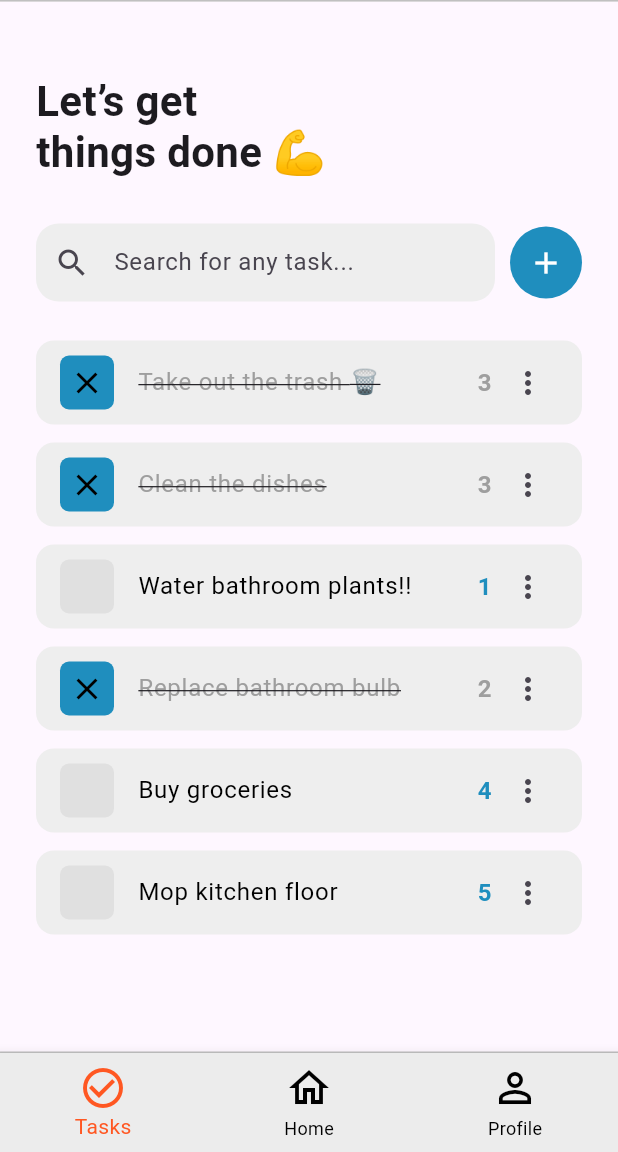
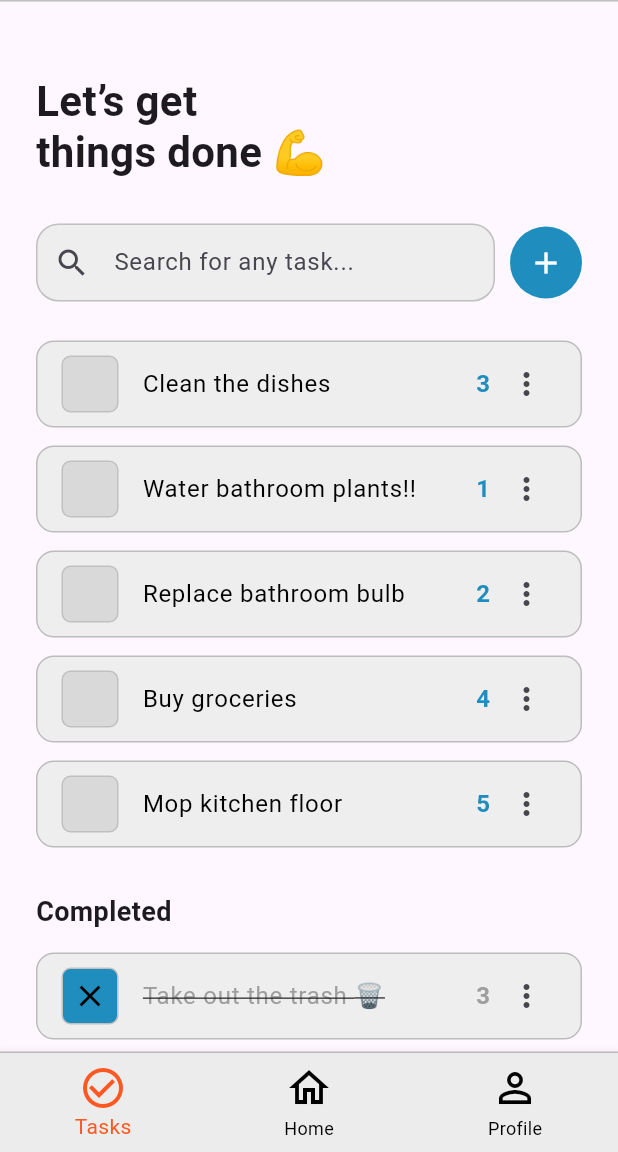
Before and after one commit to simaopsbarbosa/Udunnit, a Flutter app: the screen it shows after launch, after a tap on the "circle" icon, on a phone screen of 412 x 824 dp, the part 84-1236 px from its top. Run offline on Flutter 3.47's test engine with Material 3 defaults, Android fonts, the phone set to English and light mode, and no system bars; network calls fail.

Commit message:
added border and consistent design

```diff
--- a/lib/screens/tasks_screen.dart
+++ b/lib/screens/tasks_screen.dart
@@ -18,18 +18,27 @@ class TasksScreen extends StatefulWidget {
 class TasksScreenState extends State<TasksScreen> {
   List<Task> allTasks = [
     Task(title: 'Take out the trash 🗑️', points: 3),
-    Task(title: 'Clean the dishes', points: 3, isCompleted: true),
+    Task(title: 'Clean the dishes', points: 3),
     Task(title: 'Water bathroom plants!!', points: 1),
-    Task(title: 'Replace bathroom bulb', points: 2, isCompleted: true),
+    Task(title: 'Replace bathroom bulb', points: 2),
     Task(title: 'Buy groceries', points: 4),
     Task(title: 'Mop kitchen floor', points: 5),
   ];
 
   String searchQuery = '';
 
+  void _toggleTask(Task task) async {
+    setState(() {
+      task.isCompleted = true;
+    });
+
+    await Future.delayed(const Duration(milliseconds: 400));
+    setState(() {});
+  }
+
   @override
   Widget build(BuildContext context) {
-    List<Task> visibleTasks =
+    final filteredTasks =
         allTasks
             .where(
               (task) =>
@@ -37,21 +46,25 @@ class TasksScreenState extends State<TasksScreen> {
             )
             .toList();
 
+    final activeTasks =
+        filteredTasks.where((task) => !task.isCompleted).toList();
+    final completedTasks =
+        filteredTasks.where((task) => task.isCompleted).toList();
+
     return Padding(
       padding: const EdgeInsets.symmetric(horizontal: 24.0),
-
       child: Column(
         crossAxisAlignment: CrossAxisAlignment.start,
         children: [
           const SizedBox(height: 40),
-          Padding(
-            padding: const EdgeInsets.symmetric(vertical: 10.0),
-            child: const Text(
+          const Padding(
+            padding: EdgeInsets.symmetric(vertical: 10.0),
+            child: Text(
               "Let’s get\nthings done 💪",
               style: TextStyle(
                 fontSize: 28,
                 fontWeight: FontWeight.bold,
-                height: 1.2, // Adjusted line spacing
+                height: 1.2,
               ),
             ),
           ),
@@ -60,9 +73,7 @@ class TasksScreenState extends State<TasksScreen> {
             children: [
               Expanded(
                 child: TextField(
-                  onChanged: (value) {
-                    setState(() => searchQuery = value);
-                  },
+                  onChanged: (value) => setState(() => searchQuery = value),
                   decoration: InputDecoration(
                     hintText: "Search for any task...",
                     prefixIcon: const Icon(Icons.search),
@@ -71,13 +82,25 @@ class TasksScreenState extends State<TasksScreen> {
                     contentPadding: const EdgeInsets.symmetric(vertical: 14),
                     border: OutlineInputBorder(
                       borderRadius: BorderRadius.circular(15),
-
-                      borderSide: BorderSide.none,
+                      borderSide: const BorderSide(color: Color(0xFFC0C0C0)),
+                    ),
+                    enabledBorder: OutlineInputBorder(
+                      borderRadius: BorderRadius.circular(15),
+                      borderSide: const BorderSide(
+                        color: Color(0xFFC0C0C0),
+                        width: 1,
+                      ),
+                    ),
+                    focusedBorder: OutlineInputBorder(
+                      borderRadius: BorderRadius.circular(15),
+                      borderSide: const BorderSide(
+                        color: Color(0xFFC0C0C0),
+                        width: 2,
                       ),
                     ),
                   ),
                 ),
-
+              ),
               const SizedBox(width: 10),
               Container(
                 decoration: const BoxDecoration(
@@ -85,58 +108,68 @@ class TasksScreenState extends State<TasksScreen> {
                   shape: BoxShape.circle,
                 ),
                 child: IconButton(
-                  onPressed: () {
-                    // Placeholder for now
-                  },
+                  onPressed: () {},
                   icon: const Icon(Icons.add, color: Colors.white),
                 ),
               ),
             ],
           ),
+          const SizedBox(height: 20),
+          Expanded(
+            child: AnimatedListWrapper(
+              activeTasks: activeTasks,
+              completedTasks: completedTasks,
+              buildTile: _buildTaskTile,
+            ),
+          ),
+        ],
+      ),
+    );
+  }
 
-          const SizedBox(height: 20),
-
-          Expanded(
-            child: ListView.builder(
-              itemCount: visibleTasks.length,
-              itemBuilder: (context, index) {
-                final task = visibleTasks[index];
-                return Padding(
+  Widget _buildTaskTile(Task task, bool isCompletedSection) {
+    return AnimatedSwitcher(
+      duration: const Duration(milliseconds: 300),
+      transitionBuilder: (child, animation) {
+        return ScaleTransition(
+          scale: CurvedAnimation(parent: animation, curve: Curves.easeOutBack),
+          child: FadeTransition(opacity: animation, child: child),
+        );
+      },
+      child: Padding(
+        key: ValueKey('${task.title}_${task.isCompleted}'),
         padding: const EdgeInsets.symmetric(vertical: 6.0),
         child: Container(
           decoration: BoxDecoration(
             color: Colors.grey[200],
             borderRadius: BorderRadius.circular(12),
+            border: Border.all(
+              color: Colors.grey[400]!,
+              width: 1,
+            ), // Added border
           ),
           child: ListTile(
             leading: GestureDetector(
               onTap: () {
-                          setState(() {
-                            task.isCompleted = !task.isCompleted;
-                          });
+                if (!task.isCompleted) {
+                  _toggleTask(task);
+                }
               },
               child: Container(
                 padding: const EdgeInsets.all(6),
-
                 decoration: BoxDecoration(
+                  border: Border.all(color: Color(0xFFC0C0C0), width: 1),
                   color:
-                                task.isCompleted
-                                    ? const Color(0xFF1F8EBE)
-                                    : Colors.grey[300],
-
+                      task.isCompleted ? Color(0xFF1F8EBE) : Color(0xFFD9D9D9),
                   borderRadius: BorderRadius.circular(6),
                 ),
                 child: Icon(
                   task.isCompleted ? Icons.close : Icons.circle,
-                            color:
-                                task.isCompleted
-                                    ? Colors.black
-                                    : Colors.transparent,
+                  color: task.isCompleted ? Colors.black : Colors.transparent,
                   size: 24,
                 ),
               ),
             ),
-
             title: Text(
               task.title,
               style: TextStyle(
@@ -148,38 +181,59 @@ class TasksScreenState extends State<TasksScreen> {
                         : TextDecoration.none,
               ),
             ),
-
             trailing: Row(
               mainAxisSize: MainAxisSize.min,
               children: [
                 Text(
                   task.points.toString(),
-
                   style: TextStyle(
                     fontSize: 16,
-
                     fontWeight: FontWeight.bold,
-
                     color:
                         task.isCompleted
                             ? Colors.grey
                             : const Color(0xFF1F8EBE),
                   ),
                 ),
-
                 const SizedBox(width: 12),
-
                 const Icon(Icons.more_vert),
               ],
             ),
           ),
         ),
-                );
-              },
-            ),
-          ),
-        ],
       ),
     );
   }
 }
+
+class AnimatedListWrapper extends StatelessWidget {
+  final List<Task> activeTasks;
+  final List<Task> completedTasks;
+  final Widget Function(Task, bool) buildTile;
+
+  const AnimatedListWrapper({
+    super.key,
+    required this.activeTasks,
+    required this.completedTasks,
+    required this.buildTile,
+  });
+
+  @override
+  Widget build(BuildContext context) {
+    return ListView(
+      children: [
+        ...activeTasks.map((task) => buildTile(task, false)),
+        if (completedTasks.isNotEmpty) ...[
+          const Padding(
+            padding: EdgeInsets.only(top: 24, bottom: 8),
+            child: Text(
+              "Completed",
+              style: TextStyle(fontSize: 18, fontWeight: FontWeight.bold),
+            ),
+          ),
+          ...completedTasks.map((task) => buildTile(task, true)),
+        ],
+      ],
+    );
+  }
+}
```
Also changed, not shown: lib/main.dart (+3 -8 lines). Lines whose indentation alone changed are shown as unchanged.
